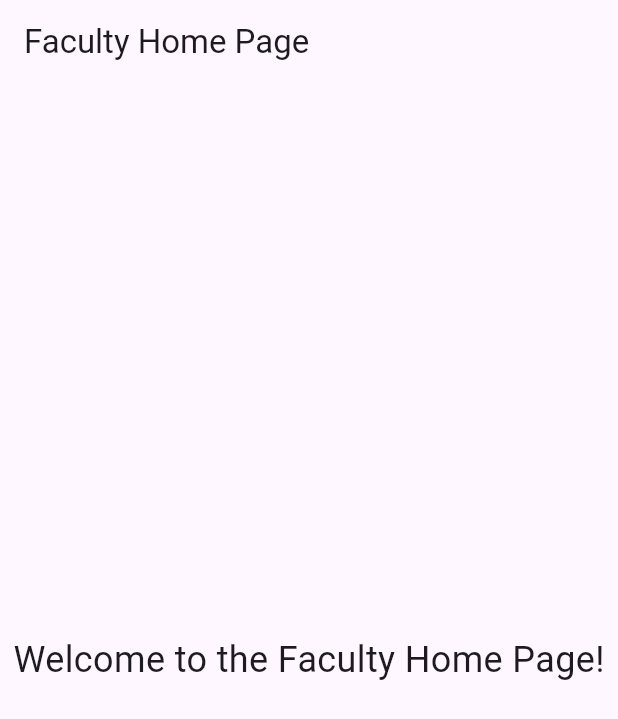
After one commit to sakthi-23-ctrl/App-Dev, a Flutter app: the FacultyHomePage screen opened directly, on a phone screen of 412 x 824 dp. The commit adds this screen. Shown: the top 719 px of the screen. Run offline on Flutter 3.47's test engine with Material 3 defaults, Android fonts, the phone set to English and light mode, and no system bars.

Commit message:
Fculty and Hod Pages

```diff
--- /dev/null
+++ b/Main/student_erp/lib/FacultyPages/FacultyHomePage.dart
@@ -0,0 +1,18 @@
+import 'package:flutter/material.dart';
+
+class FacultyHomePage extends StatelessWidget {
+  @override
+  Widget build(BuildContext context) {
+    return Scaffold(
+      appBar: AppBar(
+        title: Text('Faculty Home Page'),
+      ),
+      body: Center(
+        child: Text(
+          'Welcome to the Faculty Home Page!',
+          style: TextStyle(fontSize: 24),
+        ),
+      ),
+    );
+  }
+}
--- /dev/null
+++ b/Main/student_erp/lib/HodPages/HodHomePage.dart
@@ -0,0 +1,15 @@
+import 'package:flutter/material.dart';
+
+class HodHomePage extends StatelessWidget {
+  @override
+  Widget build(BuildContext context) {
+    return Scaffold(
+      appBar: AppBar(
+        title: Text('HoD Home'),
+      ),
+      body: Center(
+        child: Text('Welcome to HoD Dashboard!'),
+      ),
+    );
+  }
+}
```
Also changed, not shown: Main/student_erp/lib/StudentPages/HomePage.dart (+26 -11 lines), Main/student_erp/lib/StudentPages/LoginPage.dart (+14 -0 lines).
